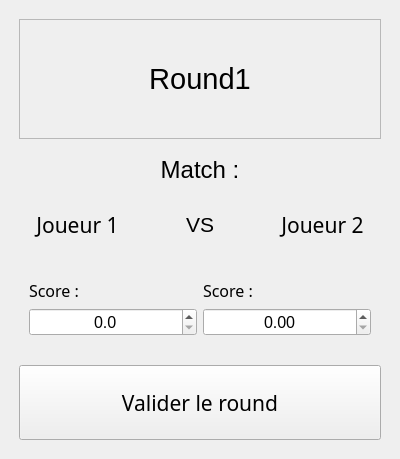
Above: views/qt_ux/round.ui from Gremy44/P4_repository before the change. Below: the same form after it.
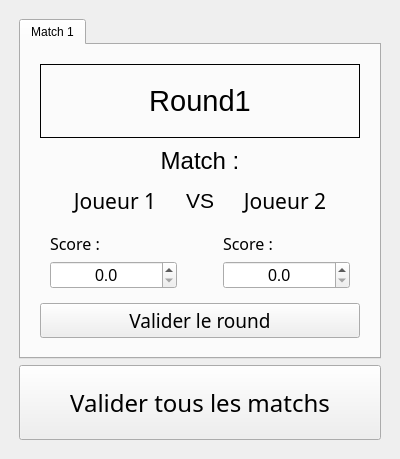
That is the form after the change.

What changed in the file:
```diff
--- a/views/qt_ux/round.ui
+++ b/views/qt_ux/round.ui
@@ -14,9 +14,33 @@
    <string>MainWindow</string>
   </property>
   <widget class="QWidget" name="centralwidget">
+   <layout class="QGridLayout" name="gridLayout_2">
+    <item row="0" column="0">
    <layout class="QGridLayout" name="gridLayout">
+      <property name="leftMargin">
+       <number>10</number>
+      </property>
+      <property name="topMargin">
+       <number>10</number>
+      </property>
+      <property name="rightMargin">
+       <number>10</number>
+      </property>
+      <property name="bottomMargin">
+       <number>10</number>
+      </property>
     <item row="0" column="0">
-     <layout class="QVBoxLayout" name="verticalLayout_2">
+       <widget class="QTabWidget" name="tabWidget">
+        <property name="currentIndex">
+         <number>0</number>
+        </property>
+        <widget class="QWidget" name="tab_7">
+         <attribute name="title">
+          <string>Match 1</string>
+         </attribute>
+         <layout class="QGridLayout" name="gridLayout_4">
+          <item row="0" column="0">
+           <layout class="QGridLayout" name="gridLayout_3">
       <property name="leftMargin">
        <number>10</number>
       </property>
@@ -29,12 +53,18 @@
       <property name="bottomMargin">
        <number>10</number>
       </property>
-      <item>
+            <item row="0" column="0">
        <widget class="QLabel" name="label">
+              <property name="sizePolicy">
+               <sizepolicy hsizetype="Preferred" vsizetype="Preferred">
+                <horstretch>0</horstretch>
+                <verstretch>0</verstretch>
+               </sizepolicy>
+              </property>
         <property name="minimumSize">
          <size>
           <width>0</width>
-          <height>120</height>
+                <height>50</height>
          </size>
         </property>
         <property name="font">
@@ -44,7 +74,7 @@
          </font>
         </property>
         <property name="frameShape">
-         <enum>QFrame::StyledPanel</enum>
+               <enum>QFrame::Box</enum>
         </property>
         <property name="text">
          <string>Round1</string>
@@ -54,7 +84,7 @@
         </property>
        </widget>
       </item>
-      <item>
+            <item row="1" column="0">
        <layout class="QVBoxLayout" name="verticalLayout">
         <item>
          <widget class="QLabel" name="label_2">
@@ -74,8 +104,20 @@
         </item>
         <item>
          <layout class="QHBoxLayout" name="horizontalLayout">
+                <property name="leftMargin">
+                 <number>10</number>
+                </property>
+                <property name="rightMargin">
+                 <number>10</number>
+                </property>
           <item>
            <widget class="QLabel" name="label_3">
+                  <property name="sizePolicy">
+                   <sizepolicy hsizetype="Minimum" vsizetype="Preferred">
+                    <horstretch>0</horstretch>
+                    <verstretch>0</verstretch>
+                   </sizepolicy>
+                  </property>
             <property name="font">
              <font>
               <family>Segoe UI Light</family>
@@ -95,6 +137,12 @@
           </item>
           <item>
            <widget class="QLabel" name="label_5">
+                  <property name="sizePolicy">
+                   <sizepolicy hsizetype="Fixed" vsizetype="Preferred">
+                    <horstretch>0</horstretch>
+                    <verstretch>0</verstretch>
+                   </sizepolicy>
+                  </property>
             <property name="font">
              <font>
               <family>Segoe UI</family>
@@ -114,6 +162,12 @@
           </item>
           <item>
            <widget class="QLabel" name="label_4">
+                  <property name="sizePolicy">
+                   <sizepolicy hsizetype="Minimum" vsizetype="Preferred">
+                    <horstretch>0</horstretch>
+                    <verstretch>0</verstretch>
+                   </sizepolicy>
+                  </property>
             <property name="font">
              <font>
               <family>Segoe UI Light</family>
@@ -135,7 +189,7 @@
         </item>
        </layout>
       </item>
-      <item>
+            <item row="2" column="0">
        <layout class="QHBoxLayout" name="horizontalLayout_2">
         <property name="sizeConstraint">
          <enum>QLayout::SetDefaultConstraint</enum>
@@ -209,6 +263,22 @@
           </item>
          </layout>
         </item>
+              <item>
+               <spacer name="horizontalSpacer">
+                <property name="orientation">
+                 <enum>Qt::Horizontal</enum>
+                </property>
+                <property name="sizeType">
+                 <enum>QSizePolicy::Fixed</enum>
+                </property>
+                <property name="sizeHint" stdset="0">
+                 <size>
+                  <width>40</width>
+                  <height>20</height>
+                 </size>
+                </property>
+               </spacer>
+              </item>
         <item>
          <layout class="QFormLayout" name="formLayout_2">
           <property name="rowWrapPolicy">
@@ -244,28 +314,59 @@
             <property name="alignment">
              <set>Qt::AlignCenter</set>
             </property>
+                  <property name="decimals">
+                   <number>1</number>
+                  </property>
+                  <property name="singleStep">
+                   <double>0.500000000000000</double>
+                  </property>
            </widget>
           </item>
          </layout>
         </item>
        </layout>
       </item>
-      <item>
+            <item row="3" column="0">
        <widget class="QPushButton" name="pushButton">
         <property name="minimumSize">
          <size>
           <width>0</width>
-          <height>75</height>
+                <height>35</height>
          </size>
         </property>
         <property name="font">
          <font>
           <family>Segoe UI Light</family>
-          <pointsize>16</pointsize>
+                <pointsize>14</pointsize>
          </font>
         </property>
         <property name="text">
          <string>Valider le round</string>
+              </property>
+             </widget>
+            </item>
+           </layout>
+          </item>
+         </layout>
+        </widget>
+       </widget>
+      </item>
+      <item row="1" column="0">
+       <widget class="QPushButton" name="pushButton_2">
+        <property name="minimumSize">
+         <size>
+          <width>0</width>
+          <height>75</height>
+         </size>
+        </property>
+        <property name="font">
+         <font>
+          <family>Segoe UI Light</family>
+          <pointsize>18</pointsize>
+         </font>
+        </property>
+        <property name="text">
+         <string>Valider tous les matchs</string>
         </property>
        </widget>
       </item>
```
Lines whose indentation alone changed are shown as unchanged.
